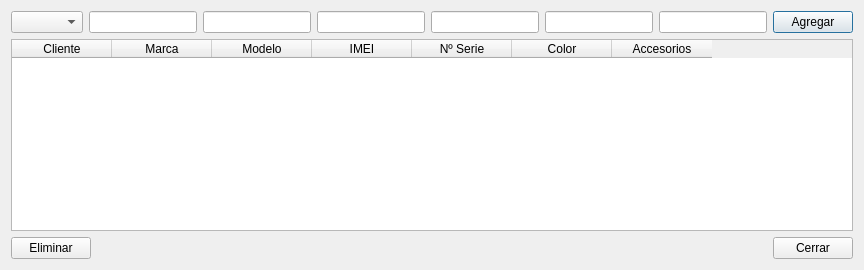
This is app/ui/dispositivos.ui in galdotech/app_mateo as Qt 5 draws it before an edit. The edited form follows.
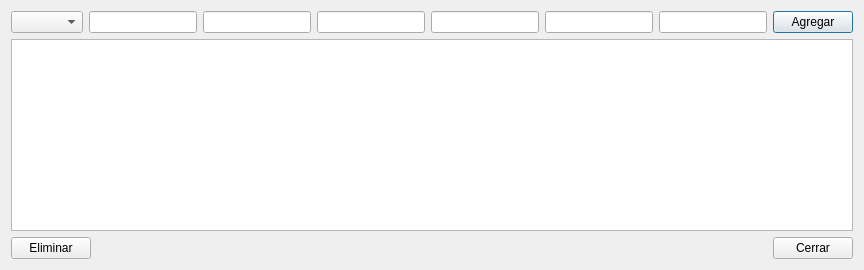
This is the edited form.

Commit message: Use QTableView for model-backed tables

Diff of the .ui file:
```diff
--- a/app/ui/dispositivos.ui
+++ b/app/ui/dispositivos.ui
@@ -39,48 +39,10 @@
     </layout>
    </item>
    <item>
-    <widget class="QTableWidget" name="tableDispositivos">
-     <property name="columnCount">
-      <number>7</number>
-     </property>
+    <widget class="QTableView" name="tableDispositivos">
      <property name="selectionBehavior">
       <enum>QAbstractItemView::SelectRows</enum>
      </property>
-     <column>
-      <property name="text">
-       <string>Cliente</string>
-      </property>
-     </column>
-     <column>
-      <property name="text">
-       <string>Marca</string>
-      </property>
-     </column>
-     <column>
-      <property name="text">
-       <string>Modelo</string>
-      </property>
-     </column>
-     <column>
-      <property name="text">
-       <string>IMEI</string>
-      </property>
-     </column>
-     <column>
-      <property name="text">
-       <string>Nº Serie</string>
-      </property>
-     </column>
-     <column>
-      <property name="text">
-       <string>Color</string>
-      </property>
-     </column>
-     <column>
-      <property name="text">
-       <string>Accesorios</string>
-      </property>
-     </column>
     </widget>
    </item>
    <item>
```
The commit also changes 5 other files.
